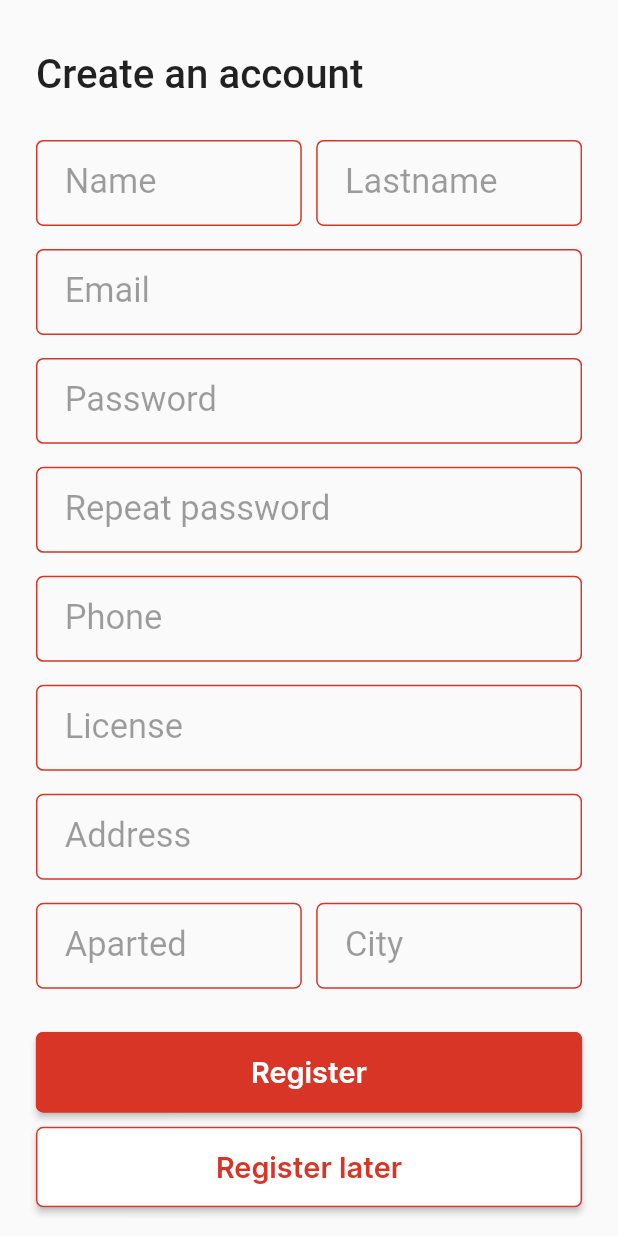
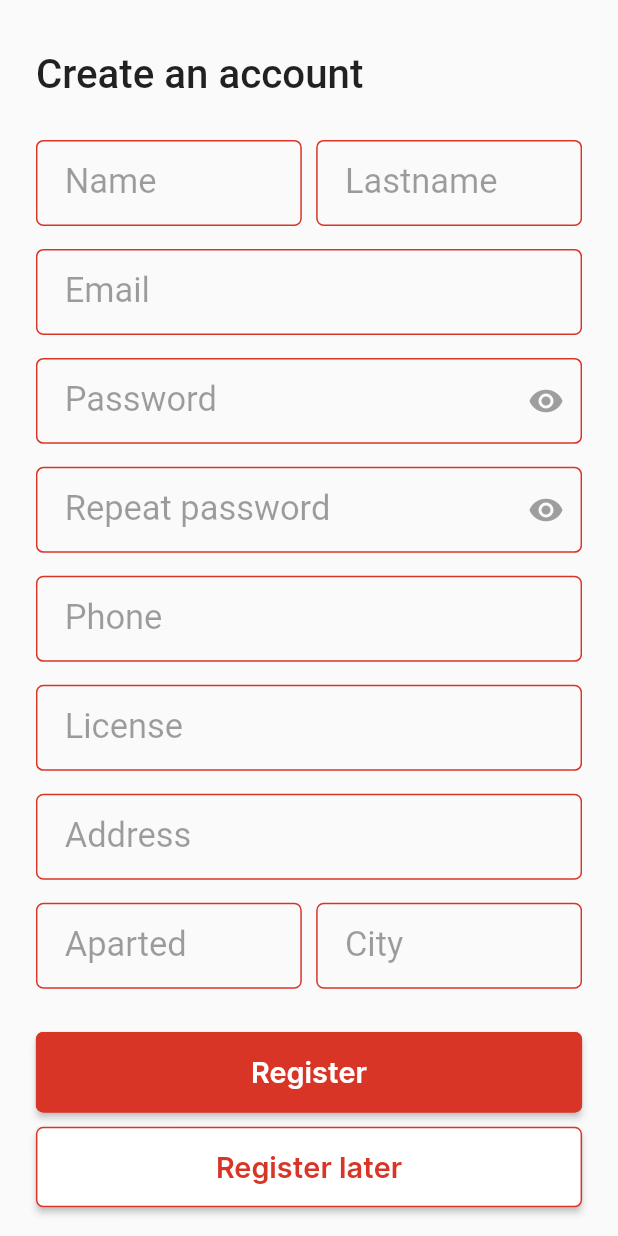
Before and after one commit to javierrrrrrrrrrrr/Crimat, a Flutter app: the RegisterScreen screen opened directly, on a phone screen of 412 x 824 dp. Run offline on Flutter 3.47's test engine with Material 2 defaults, Android fonts, the phone set to English and light mode, and no system bars; drawn by our look-alikes of reactive_forms; our stand-ins replace equatable, flutter_bloc, flutter_screenutil, flutter_spinkit, fluttertoast, intro_slider and 1 more; accounts and stored records are empty; generated files the repository leaves out were written again; Roboto replaces fonts that are missing (Poppins).

Commit message:
Convertido CustomRxText widget a Stateful para mostrar/ocultar contraseña

```diff
--- a/lib/resources/general_styles.dart
+++ b/lib/resources/general_styles.dart
@@ -11,6 +11,7 @@ class GStyles{
   static TextStyle get bigTextStyle => TextStyle(fontFamily: 'Inter', fontWeight: FontWeight.w600, color: primaryColor, fontSize: 20.sp);
 
   static InputDecoration get formDecoration => InputDecoration(
+    suffixIconColor: Colors.grey,
     contentPadding: EdgeInsets.all(20.sp),
     floatingLabelBehavior: FloatingLabelBehavior.auto,
     labelStyle: TextStyle(fontSize: 24.sp, fontFamily: 'Poppins', fontWeight: FontWeight.w400, color: Colors.black38),
--- a/lib/src/features/auth/views/login_screen.dart
+++ b/lib/src/features/auth/views/login_screen.dart
@@ -5,6 +5,7 @@ import 'package:crimat_app/src/features/auth/cubit/register_cubit.dart';
 import 'package:crimat_app/src/features/auth/views/reset_password_screen.dart';
 import 'package:crimat_app/src/features/home/home.dart';
 import 'package:crimat_app/src/shared/extensions/context_extension.dart';
+import 'package:crimat_app/src/shared/widgets/custom_reactive_text_field.dart';
 import 'package:crimat_app/src/shared/widgets/large_button.dart';
 import 'package:flutter/material.dart';
 import 'package:flutter_bloc/flutter_bloc.dart';
@@ -54,13 +55,7 @@ class LoginScreen extends StatelessWidget {
                               decoration: GStyles.formDecoration.copyWith(labelText: context.loc.email),
                             ),
                             SizedBox(height: 16.sp),
-                            ReactiveTextField(
-                              validationMessages: {
-                                'required': (error) => context.loc.requiredMessage,
-                              },
-                              formControlName: 'password',
-                              decoration: GStyles.formDecoration.copyWith(labelText: context.loc.password),
-                            )
+                            CustomRxTextField(formControlName: 'password', labelText: context.loc.password, hideText: true,)
                           ],
                         ),
                       ),
--- a/lib/src/features/auth/views/register_screen.dart
+++ b/lib/src/features/auth/views/register_screen.dart
@@ -50,8 +50,8 @@ class RegisterScreen extends StatelessWidget {
                                 ],
                               ),
                               CustomRxTextField(formControlName: "email", labelText: context.loc.email),
-                              CustomRxTextField(formControlName: "password", labelText: context.loc.password),
-                              CustomRxTextField(formControlName: 'repeat_password', labelText: context.loc.repeatPassword),
+                              CustomRxTextField(formControlName: "password", labelText: context.loc.password, hideText: true,),
+                              CustomRxTextField(formControlName: 'repeat_password', labelText: context.loc.repeatPassword, hideText: true,),
                               CustomRxTextField(formControlName: 'telefono', labelText: context.loc.phone),
                               CustomRxTextField(formControlName: 'licencia', labelText: context.loc.license)
                             ],
--- a/lib/src/shared/widgets/custom_reactive_text_field.dart
+++ b/lib/src/shared/widgets/custom_reactive_text_field.dart
@@ -5,23 +5,42 @@ import 'package:reactive_forms/reactive_forms.dart';
 
 import '../../../resources/general_styles.dart';
 
-class CustomRxTextField extends StatelessWidget {
+class CustomRxTextField extends StatefulWidget {
+  final bool hideText;
   final String formControlName;
   final String labelText;
-  const CustomRxTextField({required this.formControlName, required this.labelText, Key? key}) : super(key: key);
+  const CustomRxTextField({required this.formControlName, required this.labelText, this.hideText = false, Key? key}) : super(key: key);
+
+  @override
+  State<CustomRxTextField> createState() => _CustomRxTextFieldState();
+}
+
+class _CustomRxTextFieldState extends State<CustomRxTextField> {
+  bool obscureText = true;
 
   @override
   Widget build(BuildContext context) {
     return Container(
       margin: EdgeInsets.only(bottom: 16.sp),
       child: ReactiveTextField(
+        obscureText: widget.hideText ? obscureText : false,
         validationMessages: {
           'required': (error) => context.loc.requiredMessage,
           'email': (error) => context.loc.emailMessage,
           'mustMatch': (error) => context.loc.mustMatchPass,
         },
-        formControlName: formControlName,
-        decoration: GStyles.formDecoration.copyWith(labelText: labelText),
+        formControlName: widget.formControlName,
+        decoration: GStyles.formDecoration.copyWith(
+          labelText: widget.labelText,
+          suffixIcon: widget.hideText ? IconButton(
+            onPressed: (){
+              setState(() {
+                obscureText = !obscureText;
+              });
+            },
+            icon: obscureText ? const Icon(Icons.visibility) : const Icon(Icons.visibility_off),
+          ) : null
+        ),
       ),
     );
   }
```
